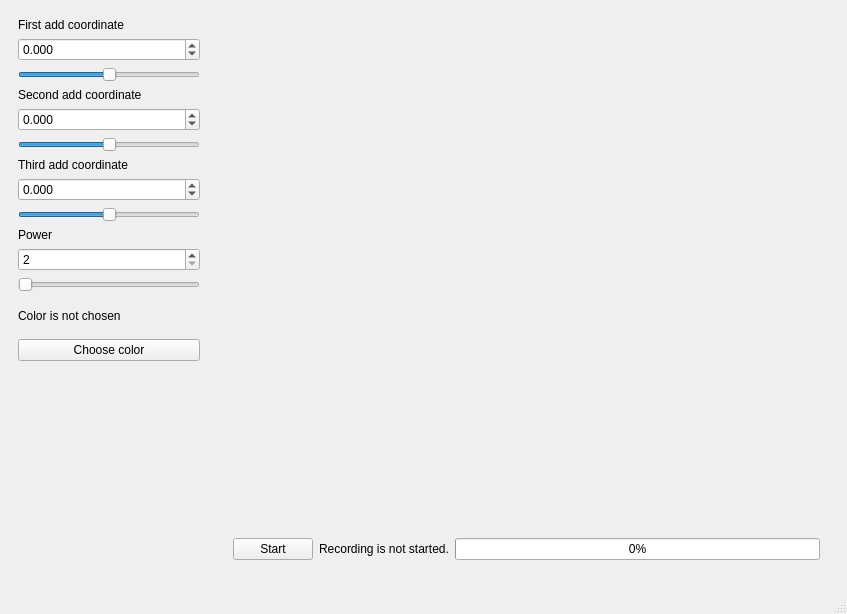
Qt form mainwindow.ui (Constantor/fractals3d) before a commit.
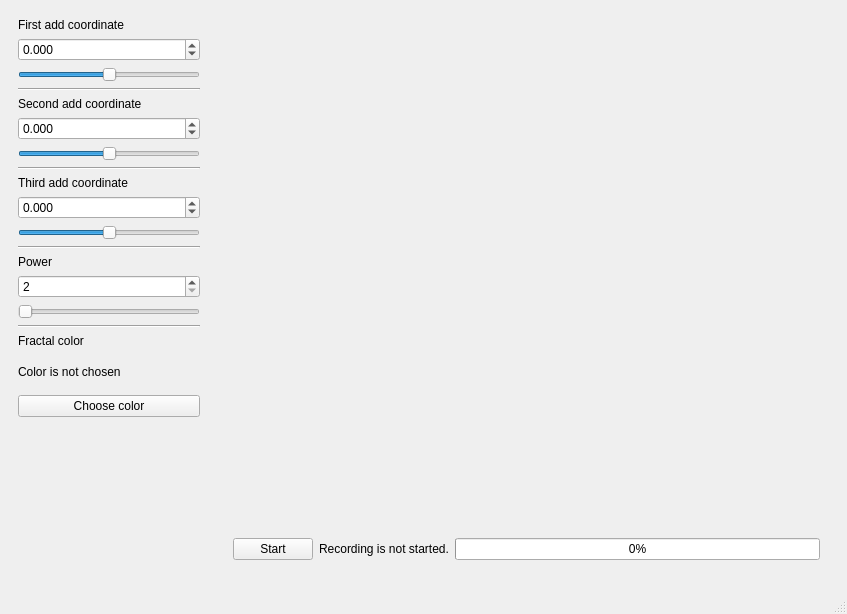
The same form after that commit. Custom widgets are drawn as their Qt base class.

Patch:
```diff
--- a/mainwindow.ui
+++ b/mainwindow.ui
@@ -69,6 +69,16 @@
 									</property>
 								</widget>
 							</item>
+							<item>
+								<widget class="QFrame">
+									<property name="frameShape">
+										<enum>QFrame::HLine</enum>
+									</property>
+									<property name="frameShadow">
+										<enum>QFrame::Sunken</enum>
+									</property>
+								</widget>
+							</item>
 							<item>
 								<widget class="QLabel" name="secondCoordLabel">
 									<property name="text">
@@ -108,6 +118,16 @@
 									</property>
 								</widget>
 							</item>
+							<item>
+								<widget class="QFrame">
+									<property name="frameShape">
+										<enum>QFrame::HLine</enum>
+									</property>
+									<property name="frameShadow">
+										<enum>QFrame::Sunken</enum>
+									</property>
+								</widget>
+							</item>
 							<item>
 								<widget class="QLabel" name="thirdCoordLabel">
 									<property name="text">
@@ -144,6 +164,16 @@
 									</property>
 								</widget>
 							</item>
+							<item>
+								<widget class="QFrame">
+									<property name="frameShape">
+										<enum>QFrame::HLine</enum>
+									</property>
+									<property name="frameShadow">
+										<enum>QFrame::Sunken</enum>
+									</property>
+								</widget>
+							</item>
 							<item>
 								<widget class="QLabel" name="powerLabel">
 									<property name="text">
@@ -177,6 +207,23 @@
 									</property>
 								</widget>
 							</item>
+							<item>
+								<widget class="QFrame">
+									<property name="frameShape">
+										<enum>QFrame::HLine</enum>
+									</property>
+									<property name="frameShadow">
+										<enum>QFrame::Sunken</enum>
+									</property>
+								</widget>
+							</item>
+							<item>
+								<widget class="QLabel" name="colorHintLabel">
+									<property name="text">
+										<string>Fractal color</string>
+									</property>
+								</widget>
+							</item>
 							<item>
 								<widget class="QLabel" name="colorLabel">
 									<property name="text">
```
